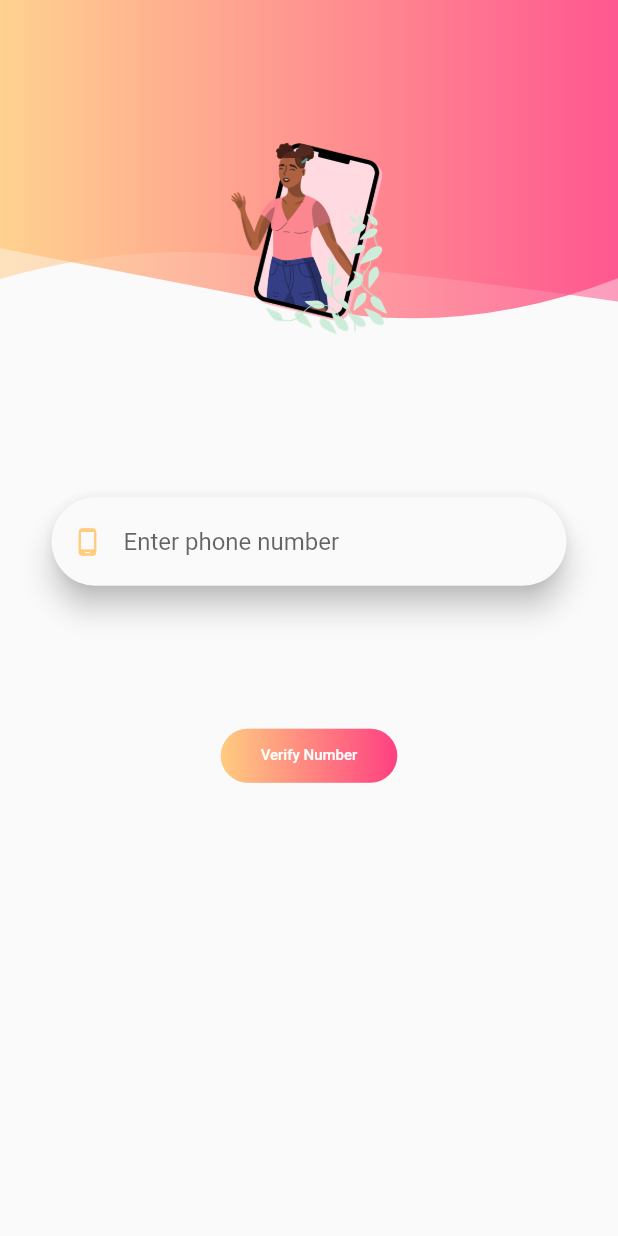
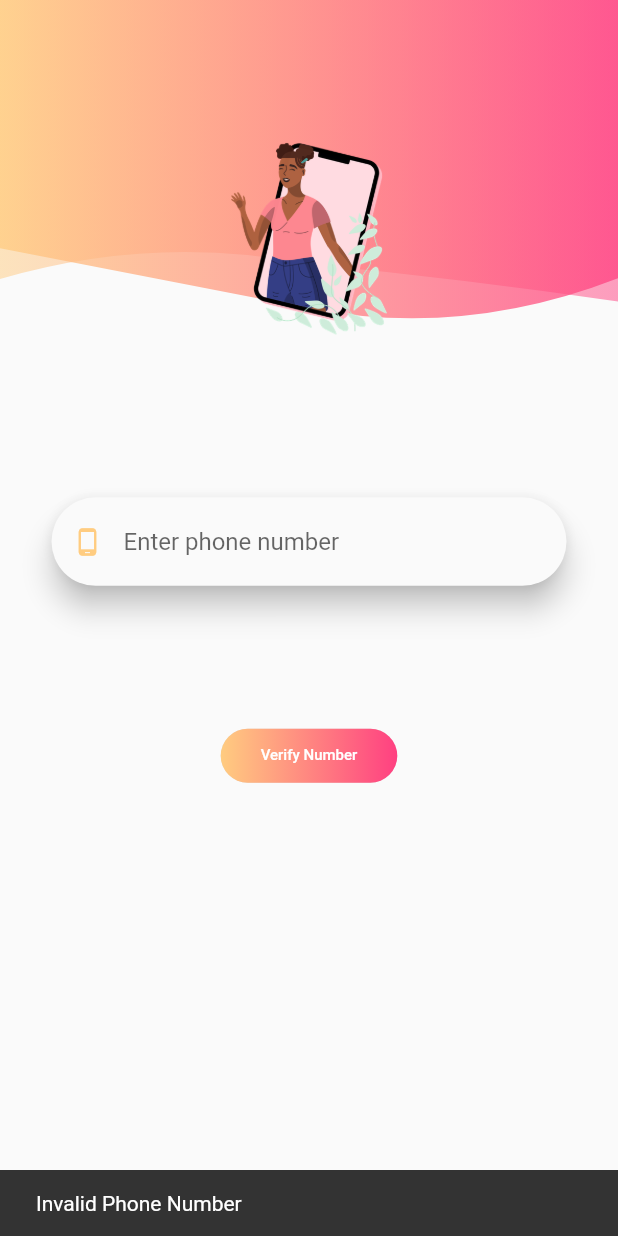
Before and after one commit to hiddencharm45/safety_app, a Flutter app: the WelcomeScreen screen opened by its route, after a tap on "Verify Number", on a phone screen of 412 x 824 dp. Run offline on Flutter 3.47's test engine with Material 2 defaults, Android fonts, the phone set to English and light mode, and no system bars; our stand-ins replace cloud_firestore, firebase_auth, firebase_core, pinput; accounts and stored records are empty; network calls fail.

```diff
--- a/lib/ui/screens/otp_screen.dart
+++ b/lib/ui/screens/otp_screen.dart
@@ -1,7 +1,8 @@
 import 'package:firebase_auth/firebase_auth.dart';
 import 'package:flutter/material.dart';
 import 'package:pinput/pin_put/pin_put.dart';
-import 'package:safety_app/ui/screens/dashboard.dart';
+//import 'package:safety_app/ui/screens/dashboard.dart';
+import 'package:safety_app/ui/screens/signup.dart';
 
 class OtpScreen extends StatefulWidget {
   static const routeName = '/otp-screen';
@@ -11,6 +12,7 @@ class OtpScreen extends StatefulWidget {
 }
 
 class _OtpScreenState extends State<OtpScreen> {
+  Map phone;
   String _verificationCode;
   final GlobalKey<ScaffoldState> _scaffoldkey = GlobalKey<ScaffoldState>();
   final TextEditingController _pinPutController = TextEditingController();
@@ -25,21 +27,28 @@ class _OtpScreenState extends State<OtpScreen> {
 
   @override
   Widget build(BuildContext context) {
-    //phone = ModalRoute.of(context).settings.arguments;
+    phone = ModalRoute.of(context).settings.arguments;
+
+    print(phone['phone']);
+    _verifyPhone();
+
     return Scaffold(
       key: _scaffoldkey,
       appBar: AppBar(
-        title: Text('OTP Verification'),
+        centerTitle: true,
+        title: Text('OTP Verification of ' + phone['phone']),
       ),
       body: Column(
         children: [
           Container(
             margin: EdgeInsets.only(top: 40),
-            child: Center(
-              child: Text(
-                'Enter the OTP sent to your number',
-                style: TextStyle(fontWeight: FontWeight.bold, fontSize: 26),
-              ),
+            child: Text(
+              'Enter the OTP sent to your number',
+              style: TextStyle(
+                  fontWeight: FontWeight.bold,
+                  fontSize: 26,
+                  color: Colors.blue),
+              textAlign: TextAlign.center,
             ),
           ),
           Padding(
@@ -61,10 +70,14 @@ class _OtpScreenState extends State<OtpScreen> {
                       .signInWithCredential(PhoneAuthProvider.credential(
                           verificationId: _verificationCode, smsCode: pin))
                       .then((value) async {
+                    // an if statement to be put to check if there's an existing user with the uid
+                    print("Thisssssssss is the value of" + value.toString());
                     if (value.user != null) {
                       Navigator.pushAndRemoveUntil(
                           context,
-                          MaterialPageRoute(builder: (context) => Dashboard()),
+                          MaterialPageRoute(
+                              builder: (context) =>
+                                  SignUpScreen(phone['phone'])),
                           (route) => false);
                     }
                   });
@@ -83,16 +96,19 @@ class _OtpScreenState extends State<OtpScreen> {
 
   _verifyPhone() async {
     await FirebaseAuth.instance.verifyPhoneNumber(
-        phoneNumber: '+91' + '7004043651',
+        phoneNumber: '+91' + (phone['phone']),
         //num to be retrieved from welcome_screen instead of hard coding it
         verificationCompleted: (PhoneAuthCredential credential) async {
           await FirebaseAuth.instance
               .signInWithCredential(credential)
               .then((value) async {
+            print("Thisssssssss is the value of" + value.toString());
+            // an if statement to be put to check if there's an existing user with the uid
             if (value.user != null) {
               Navigator.pushAndRemoveUntil(
                   context,
-                  MaterialPageRoute(builder: (context) => Dashboard()),
+                  MaterialPageRoute(
+                      builder: (context) => SignUpScreen(phone['phone'])),
                   (route) => false);
             }
           });
@@ -113,9 +129,10 @@ class _OtpScreenState extends State<OtpScreen> {
         timeout: Duration(seconds: 120));
   }
 
-  @override
-  void initState() {
-    super.initState();
-    _verifyPhone();
-  }
+  //@override
+  // void initState() {
+  //   super.initState();
+  //   _verifyPhone();
+  // }
+
 }
--- a/lib/ui/screens/welcome_screen.dart
+++ b/lib/ui/screens/welcome_screen.dart
@@ -28,8 +28,9 @@ class _WelcomeScreenState extends State<WelcomeScreen> {
     _pixelRatio = MediaQuery.of(context).devicePixelRatio;
     _large = ResponsiveWidget.isScreenLarge(_width, _pixelRatio);
     _medium = ResponsiveWidget.isScreenMedium(_width, _pixelRatio);
-    return Material(
-      child: Container(
+    return Scaffold(
+      key: _scaffoldkey,
+      body: Container(
         height: _height,
         width: _width,
         padding: EdgeInsets.only(bottom: 5),
@@ -39,7 +40,40 @@ class _WelcomeScreenState extends State<WelcomeScreen> {
               clipShape(),
               form(),
               SizedBox(height: _height / 12),
-              button(),
+              RaisedButton(
+                elevation: 0,
+                shape: RoundedRectangleBorder(
+                    borderRadius: BorderRadius.circular(30.0)),
+                onPressed: () {
+                  if (phoneController.text.length != 10) {
+                    print(phoneController.text);
+                    _scaffoldkey.currentState.showSnackBar(
+                        SnackBar(content: Text('Invalid Phone Number')));
+                  } else {
+                    Navigator.of(context).pushReplacementNamed(
+                        OtpScreen.routeName,
+                        arguments: {'phone': phoneController.text.toString()});
+                  }
+                },
+                textColor: Colors.white,
+                padding: EdgeInsets.all(0.0),
+                child: Container(
+                  alignment: Alignment.center,
+                  width: _large
+                      ? _width / 4
+                      : (_medium ? _width / 3.75 : _width / 3.5),
+                  decoration: BoxDecoration(
+                    borderRadius: BorderRadius.all(Radius.circular(20.0)),
+                    gradient: LinearGradient(
+                      colors: <Color>[Colors.orange[200], Colors.pinkAccent],
+                    ),
+                  ),
+                  padding: const EdgeInsets.all(12.0),
+                  child: Text('Verify Number',
+                      style: TextStyle(
+                          fontSize: _large ? 14 : (_medium ? 12 : 10))),
+                ),
+              )
             ],
           ),
         ),
@@ -129,13 +163,13 @@ class _WelcomeScreenState extends State<WelcomeScreen> {
       elevation: 0,
       shape: RoundedRectangleBorder(borderRadius: BorderRadius.circular(30.0)),
       onPressed: () {
-        print(phoneController.text);
         if (phoneController.text.length != 10) {
-          _scaffoldkey.currentState
-              .showSnackBar(SnackBar(content: Text('Invalid Phone Number')));
+          print(phoneController.text);
+          // _scaffoldkey.currentState
+          //   .showSnackBar(SnackBar(content: Text('Invalid Phone Number')));
         } else {
-          Navigator.of(context).pushReplacementNamed(OtpScreen.routeName);
-          //arguments: {'phone': phoneController.text.toString()});
+          Navigator.of(context).pushReplacementNamed(OtpScreen.routeName,
+              arguments: {'phone': phoneController.text.toString()});
         }
       },
       textColor: Colors.white,
--- a/lib/ui/screens/wrapper.dart
+++ b/lib/ui/screens/wrapper.dart
@@ -1,6 +1,7 @@
 import 'package:flutter/material.dart';
+import 'package:safety_app/ui/screens/signup.dart';
 // import 'package:provider/provider.dart';
-import 'package:safety_app/ui/screens/splashscreen.dart';
+//import 'package:safety_app/ui/screens/splashscreen.dart';
 // import 'dashboard.dart';
 
 class Wrapper extends StatelessWidget {
@@ -11,6 +12,7 @@ class Wrapper extends StatelessWidget {
     // if (userId != null)
     //   return Dashboard(); //returns home screen if logged in
     // else
-    return SplashScreen(); //returns signIn page if not logged in
+    // return SplashScreen(); //returns signIn page if not logged in
+    return SignUpScreen('7278419247');
   }
 }
--- a/lib/ui/services/auth.dart
+++ b/lib/ui/services/auth.dart
@@ -1,17 +1,9 @@
 import 'package:firebase_auth/firebase_auth.dart';
 
 class AuthService {
-  final FirebaseAuth _auth = FirebaseAuth.instance;
+  final FirebaseAuth _auth;
 
-  Future signInEmail() async {
-    try {
-      UserCredential result =
-          await _auth.signInWithEmailAndPassword(email: null, password: null);
-      //_auth.
-      return result;
-    } catch (e) {
-      print(e.toString());
-      return null;
-    }
-  }
+  AuthService(this._auth);
+
+  Stream<User> get authStateChanges => _auth.authStateChanges();
 }
```
Also changed, not shown: lib/main.dart (+7 -3 lines), lib/ui/screens/signup.dart (+123 -111 lines).
